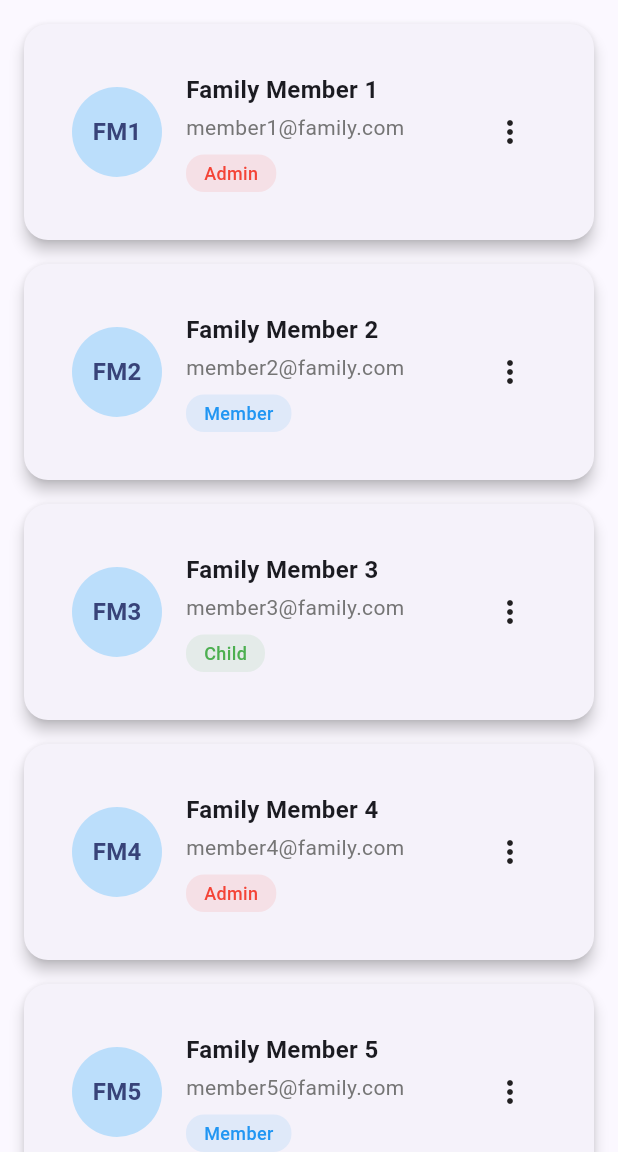
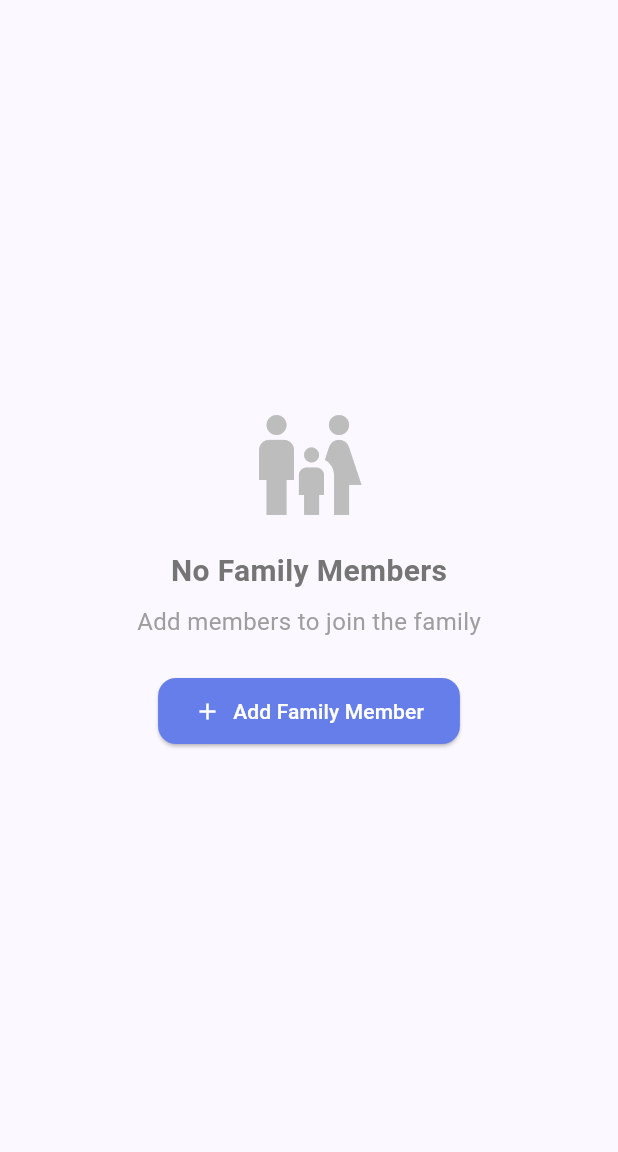
Before and after one commit to sagaracharya24/family-manager, a Flutter app: the FamilyMembersPage screen opened by its route, on a phone screen of 412 x 824 dp, the part 84-1236 px from its top. Run offline on Flutter 3.47's test engine with Material 3 defaults, Android fonts, the phone set to English and light mode, and no system bars; drawn by our look-alikes of flutter_animate; our stand-ins replace barcode_widget, cloud_firestore, dartz, dio, equatable, firebase_auth and 12 more; missing offline and left inert: google_ml_kit; accounts and stored records are empty.

Commit message:
Code changes

```diff
--- a/lib/presentation/bloc/auth/auth_bloc.dart
+++ b/lib/presentation/bloc/auth/auth_bloc.dart
@@ -167,10 +167,21 @@ class AuthBloc extends Bloc<AuthEvent, AuthState> {
     BiometricAuthSkipped event,
     Emitter<AuthState> emit,
   ) async {
-    if (state is! BiometricAuthRequired) return;
+    print('Current state: ${state.runtimeType}');
 
-    final user = (state as BiometricAuthRequired).user;
-    emit(AuthAuthenticated(user));
+    // Get user from current auth user since we're authenticated
+    final result = await _authRepository.getCurrentUser();
+
+    result.fold(
+      (failure) => emit(AuthError(failure.toString())),
+      (user) {
+        if (user != null) {
+          emit(AuthAuthenticated(user));
+        } else {
+          emit(AuthUnauthenticated());
+        }
+      },
+    );
   }
 
   Future<void> _onSignOutRequested(
--- a/lib/presentation/pages/family/family_members_page.dart
+++ b/lib/presentation/pages/family/family_members_page.dart
@@ -31,13 +31,66 @@ class _FamilyMembersPageState extends State<FamilyMembersPage> {
           ),
         ],
       ),
-      body: ListView.builder(
-        padding: const EdgeInsets.all(16),
-        itemCount: 5, // TODO: Replace with actual data
-        itemBuilder: (context, index) {
-          return _buildMemberCard(index);
-        },
-      ),
+      body: _buildFamilyMembersList(),
+    );
+  }
+
+  Widget _buildFamilyMembersList() {
+    // TODO: Replace with BlocBuilder for real family members data
+    final List<dynamic> familyMembers = []; // This should come from bloc state
+
+    if (familyMembers.isEmpty) {
+      return Center(
+        child: Column(
+          mainAxisAlignment: MainAxisAlignment.center,
+          children: [
+            Icon(
+              Icons.family_restroom,
+              size: 80,
+              color: Colors.grey.shade400,
+            ),
+            const SizedBox(height: 16),
+            Text(
+              'No Family Members',
+              style: TextStyle(
+                fontSize: 20,
+                fontWeight: FontWeight.bold,
+                color: Colors.grey.shade600,
+              ),
+            ),
+            const SizedBox(height: 8),
+            Text(
+              'Add members to join the family',
+              style: TextStyle(
+                fontSize: 16,
+                color: Colors.grey.shade500,
+              ),
+            ),
+            const SizedBox(height: 24),
+            ElevatedButton.icon(
+              onPressed: _showAddMemberDialog,
+              icon: const Icon(Icons.add),
+              label: const Text('Add Family Member'),
+              style: ElevatedButton.styleFrom(
+                backgroundColor: const Color(0xFF667eea),
+                foregroundColor: Colors.white,
+                padding: const EdgeInsets.symmetric(horizontal: 24, vertical: 12),
+                shape: RoundedRectangleBorder(
+                  borderRadius: BorderRadius.circular(12),
+                ),
+              ),
+            ),
+          ],
+        ),
+      );
+    }
+
+    return ListView.builder(
+      padding: const EdgeInsets.all(16),
+      itemCount: familyMembers.length,
+      itemBuilder: (context, index) {
+        return _buildMemberCard(index);
+      },
     );
   }
 
```
